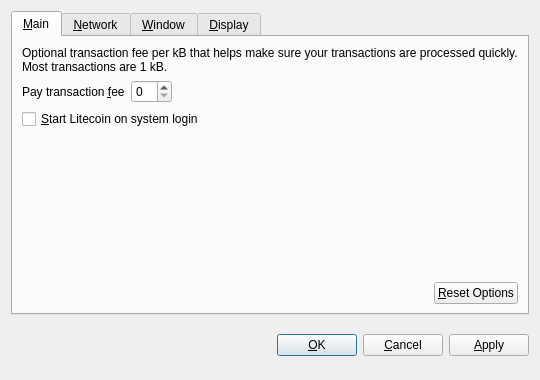
Above: src/qt/forms/optionsdialog.ui from CJClaude/yaccoin before the change. Below: the same form after it.
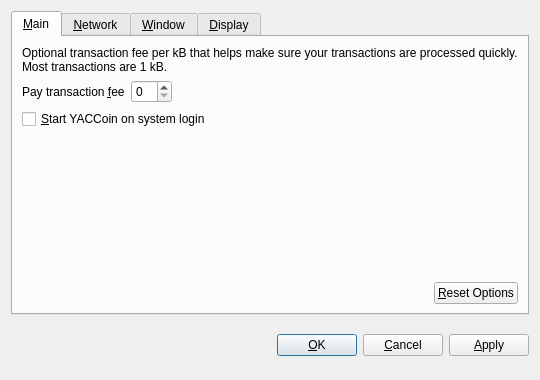
That is the form after the change. Custom widgets are drawn as their Qt base class.

Patch:
```diff
--- a/src/qt/forms/optionsdialog.ui
+++ b/src/qt/forms/optionsdialog.ui
@@ -82,7 +82,7 @@
           <string>Automatically start Litecoin after logging in to the system.</string>
          </property>
          <property name="text">
-          <string>&amp;Start Litecoin on system login</string>
+          <string>&amp;Start YACCoin on system login</string>
          </property>
         </widget>
        </item>
```
Left out of the diff: 10 changed lines with no effect on the pictures.
